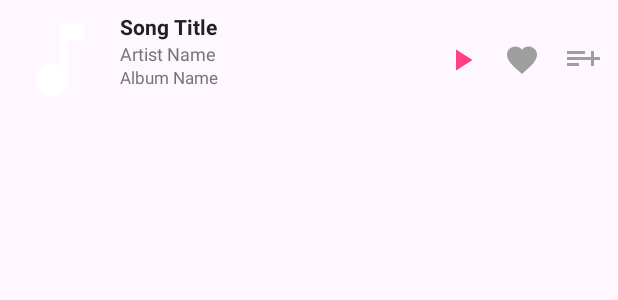
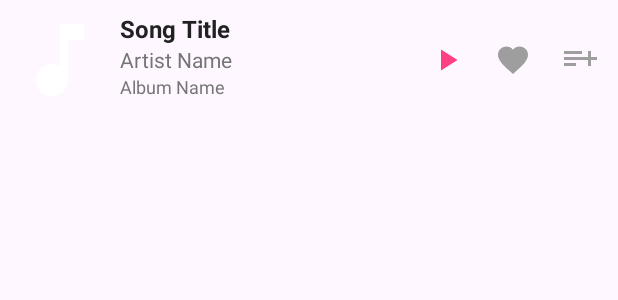
Before and after one commit to cybruGhost/tune3, an Android app: the layout item_song.xml on its own in the app's theme, with its tools: preview values and no code run, on a phone screen of 412 x 824 dp. Shown: the top 300 px of the screen. Run offline under Robolectric (Android 15) with nearby library versions, the phone set to English and light mode, and no system bars; network calls fail.

Commit message:
fixed thumbnail

```diff
--- /dev/null
+++ b/app/src/main/res/drawable/gradient_overlay.xml
@@ -0,0 +1,6 @@
+<shape xmlns:android="http://schemas.android.com/apk/res/android">
+    <gradient
+        android:startColor="#80000000"
+        android:endColor="@android:color/transparent"
+        android:angle="270"/>
+</shape>
--- /dev/null
+++ b/app/src/main/res/drawable/rounded_image.xml
@@ -0,0 +1,4 @@
+<shape xmlns:android="http://schemas.android.com/apk/res/android"
+    android:shape="rectangle">
+    <corners android:radius="12dp"/>
+</shape>
--- a/app/src/main/res/layout/item_song.xml
+++ b/app/src/main/res/layout/item_song.xml
@@ -1,97 +1,104 @@
 <?xml version="1.0" encoding="utf-8"?>
-<androidx.constraintlayout.widget.ConstraintLayout xmlns:android="http://schemas.android.com/apk/res/android"
+<androidx.constraintlayout.widget.ConstraintLayout
+    xmlns:android="http://schemas.android.com/apk/res/android"
     xmlns:app="http://schemas.android.com/apk/res-auto"
     android:layout_width="match_parent"
     android:layout_height="80dp"
-    android:padding="8dp">
+    android:padding="8dp"
+    android:background="?attr/selectableItemBackground">
 
+    <!-- Album Thumbnail -->
     <ImageView
         android:id="@+id/ivAlbumArt"
         android:layout_width="64dp"
         android:layout_height="64dp"
         android:scaleType="centerCrop"
-        app:layout_constraintBottom_toBottomOf="parent"
-        app:layout_constraintStart_toStartOf="parent"
+        android:adjustViewBounds="true"
+        android:contentDescription="Album Art"
+        android:src="@drawable/ic_music_note"
+        android:clipToOutline="true"
+        android:background="@drawable/rounded_image"/>
+
+    <!-- Text Info -->
+    <LinearLayout
+        android:layout_width="0dp"
+        android:layout_height="match_parent"
+        android:layout_marginStart="8dp"
+        android:orientation="vertical"
+        app:layout_constraintStart_toEndOf="@+id/ivAlbumArt"
+        app:layout_constraintEnd_toStartOf="@+id/actionButtons"
         app:layout_constraintTop_toTopOf="parent"
-        android:src="@drawable/ic_music_note" />
+        app:layout_constraintBottom_toBottomOf="parent">
 
         <TextView
             android:id="@+id/tvSongTitle"
-        android:layout_width="0dp"
+            android:layout_width="match_parent"
             android:layout_height="wrap_content"
-        android:layout_marginStart="8dp"
+            android:text="Song Title"
+            android:textSize="16sp"
+            android:textColor="@color/text_primary"
+            android:textStyle="bold"
             android:ellipsize="end"
-        android:maxLines="1"
-        android:text="Song Title"
-        android:textColor="@color/text_primary"
-        android:textSize="14sp"
-        android:textStyle="bold"
-        app:layout_constraintEnd_toStartOf="@+id/actionButtons"
-        app:layout_constraintStart_toEndOf="@+id/ivAlbumArt"
-        app:layout_constraintTop_toTopOf="parent" />
+            android:maxLines="1"/>
 
         <TextView
             android:id="@+id/tvArtistName"
-        android:layout_width="0dp"
+            android:layout_width="match_parent"
             android:layout_height="wrap_content"
-        android:layout_marginStart="8dp"
+            android:text="Artist Name"
+            android:textSize="14sp"
+            android:textColor="@color/text_secondary"
             android:ellipsize="end"
-        android:maxLines="1"
-        android:text="Artist Name"
-        android:textColor="@color/text_secondary"
-        android:textSize="12sp"
-        app:layout_constraintEnd_toStartOf="@+id/actionButtons"
-        app:layout_constraintStart_toEndOf="@+id/ivAlbumArt"
-        app:layout_constraintTop_toBottomOf="@+id/tvSongTitle" />
+            android:maxLines="1"/>
 
         <TextView
             android:id="@+id/tvAlbumName"
-        android:layout_width="0dp"
+            android:layout_width="match_parent"
             android:layout_height="wrap_content"
-        android:layout_marginStart="8dp"
+            android:text="Album Name"
+            android:textSize="12sp"
+            android:textColor="@color/text_secondary"
             android:ellipsize="end"
-        android:maxLines="1"
-        android:text="Album Name"
-        android:textColor="@color/text_secondary"
-        android:textSize="11sp"
-        app:layout_constraintEnd_toStartOf="@+id/actionButtons"
-        app:layout_constraintStart_toEndOf="@+id/ivAlbumArt"
-        app:layout_constraintTop_toBottomOf="@+id/tvArtistName" />
+            android:maxLines="1"/>
 
+    </LinearLayout>
+
+    <!-- Action Buttons -->
     <LinearLayout
         android:id="@+id/actionButtons"
         android:layout_width="wrap_content"
-        android:layout_height="wrap_content"
+        android:layout_height="match_parent"
         android:orientation="horizontal"
-        app:layout_constraintBottom_toBottomOf="parent"
+        android:gravity="center_vertical"
         app:layout_constraintEnd_toEndOf="parent"
-        app:layout_constraintTop_toTopOf="parent">
+        app:layout_constraintTop_toTopOf="parent"
+        app:layout_constraintBottom_toBottomOf="parent">
 
         <ImageButton
             android:id="@+id/btnPlay"
-            android:layout_width="32dp"
-            android:layout_height="32dp"
+            android:layout_width="36dp"
+            android:layout_height="36dp"
             android:background="?attr/selectableItemBackgroundBorderless"
             android:src="@drawable/ic_play"
-            android:tint="@color/accent" />
+            android:tint="@color/accent"/>
 
         <ImageButton
             android:id="@+id/btnLike"
-            android:layout_width="32dp"
-            android:layout_height="32dp"
+            android:layout_width="36dp"
+            android:layout_height="36dp"
             android:layout_marginStart="8dp"
             android:background="?attr/selectableItemBackgroundBorderless"
             android:src="@drawable/ic_like_outline"
-            android:tint="@color/gray_500" />
+            android:tint="@color/gray_500"/>
 
         <ImageButton
             android:id="@+id/btnAddToPlaylist"
-            android:layout_width="32dp"
-            android:layout_height="32dp"
+            android:layout_width="36dp"
+            android:layout_height="36dp"
             android:layout_marginStart="8dp"
             android:background="?attr/selectableItemBackgroundBorderless"
             android:src="@drawable/ic_playlist_add"
-            android:tint="@color/gray_500" />
+            android:tint="@color/gray_500"/>
 
     </LinearLayout>
 
```
Also changed, not shown: app/src/main/java/com/example/swipfy/AlgorithmManager.kt (+239 -44 lines), app/src/main/java/com/example/swipfy/data/local/SongDao.kt (+6 -1 lines), app/src/main/java/com/example/swipfy/data/repository/MusicRepository.kt (+73 -6 lines), app/src/main/res/drawable/ic_add.xml (added, +7 -0 lines), app/src/main/res/drawable/ic_delete.xml (added, +7 -0 lines), app/src/main/res/layout/item_card.xml (+35 -21 lines), 304 other files. Lines whose indentation alone changed are shown as unchanged.
